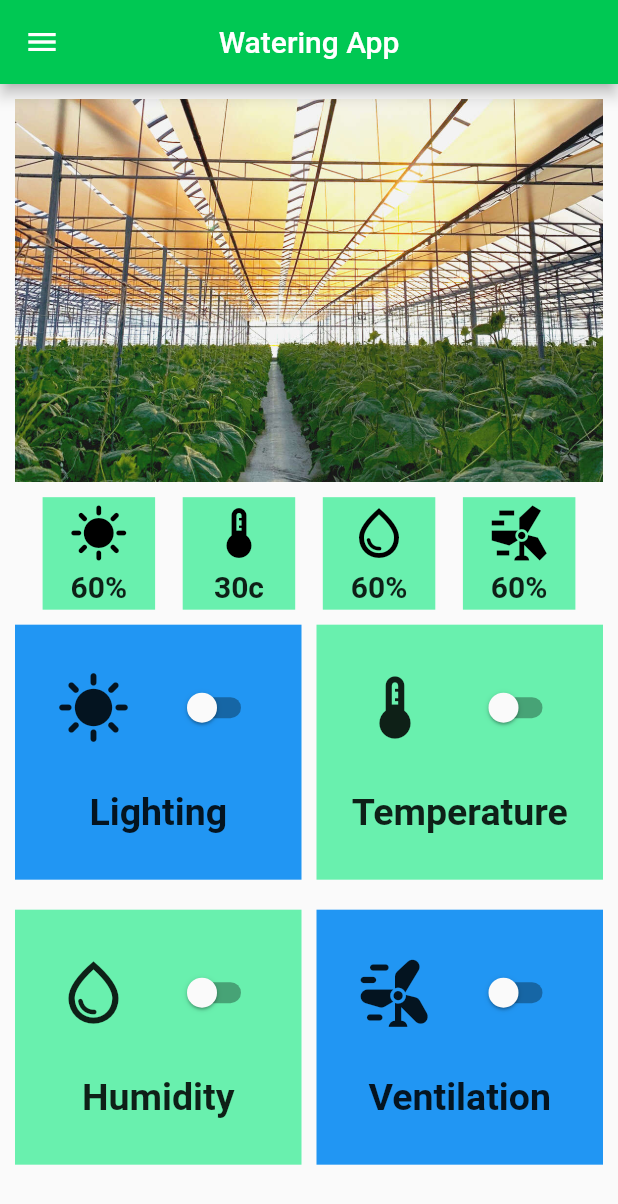
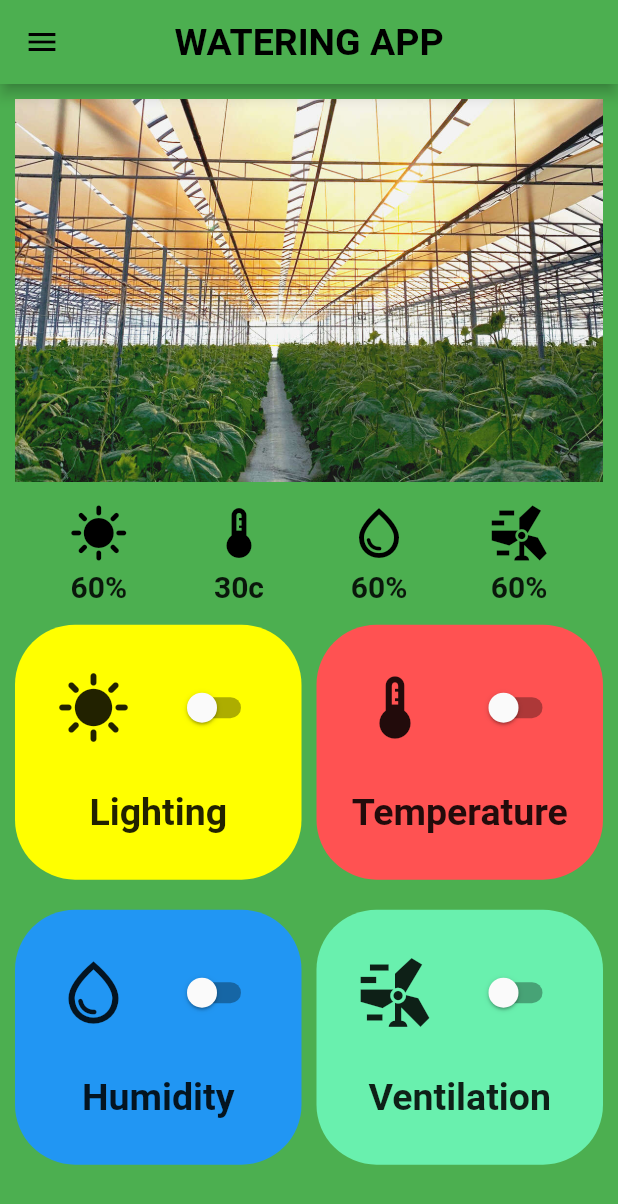
Before and after one commit to Chathuranga97lj/greenhouseApp-frontend, a Flutter app: the screen it shows after launch, on a phone screen of 412 x 824 dp. Shown: the top 1204 px of the screen. Run offline on Flutter 3.47's test engine with Material 2 defaults, Android fonts, the light colour scheme and no system bars.

Commit message:
seperate controller widgets

```diff
--- /dev/null
+++ b/lib/Components/Action_card.dart
@@ -0,0 +1,42 @@
+import 'package:flutter/material.dart';
+
+class Controller extends StatefulWidget {
+  // const Controller({Key? key}) : super(key: key);
+
+  IconData icon;
+  String data;
+
+  Controller({super.key, required this.icon, required this.data});
+
+  @override
+  State<Controller> createState() => _ControllerState();
+}
+
+class _ControllerState extends State<Controller> {
+  bool isSwitch = false;
+
+  @override
+  Widget build(BuildContext context) {
+    return Column(
+      mainAxisAlignment: MainAxisAlignment.spaceEvenly,
+      children: [
+        Row(
+          mainAxisAlignment: MainAxisAlignment.spaceEvenly,
+          children: [
+            Icon(widget.icon, size: 50,),
+            Switch(value: isSwitch,
+              onChanged: (value) {
+                setState(() {
+                  isSwitch = value;
+                });
+              },
+              activeTrackColor: Colors.lightGreenAccent,
+              activeColor: Colors.green,
+            ),
+          ],
+        ),
+        Text(widget.data, style: TextStyle(fontWeight: FontWeight.bold, fontSize: 25),)
+      ],
+    );
+  }
+}
--- a/lib/Components/Dash_card.dart
+++ b/lib/Components/Dash_card.dart
@@ -18,7 +18,7 @@ class _DashState extends State<Dash> {
     return Container(
       height: 75,
       width: 75,
-      color: Colors.greenAccent,
+      color: Colors.green,
       child: Column(
         mainAxisAlignment: MainAxisAlignment.spaceEvenly,
         children: [
@@ -27,7 +27,7 @@ class _DashState extends State<Dash> {
             color: Colors.black,
             size: 40,
           ),
-          Text(widget.data, style: TextStyle(fontWeight: FontWeight.bold, fontSize: 20),)
+          Text(widget.data, style: const TextStyle(fontWeight: FontWeight.bold, fontSize: 20),)
         ],
       ),
     );
--- a/lib/Home_view.dart
+++ b/lib/Home_view.dart
@@ -1,5 +1,6 @@
 import 'package:flutter/material.dart';
 
+import 'Components/Action_card.dart';
 import 'Components/Dash_card.dart';
 
 class Home extends StatefulWidget {
@@ -11,6 +12,7 @@ class Home extends StatefulWidget {
 
 class _HomeState extends State<Home> {
   final bool value = false;
+  bool isSwitch = false;
 
   get onChanged => null;
 
@@ -18,17 +20,19 @@ class _HomeState extends State<Home> {
   @override
   Widget build(BuildContext context) {
     return Scaffold(
+      backgroundColor: Colors.green,
       appBar: AppBar(
-        title: const Text('Watering App'),
+        title: const Text('WATERING APP'),
         centerTitle: true,
-        backgroundColor: Colors.greenAccent.shade700,
+        backgroundColor: Colors.green.shade500,
+        titleTextStyle: const TextStyle(color: Colors.black, fontWeight: FontWeight.bold, fontSize: 25),
         leading: const Icon(
-            Icons.menu), // left side component >> items, right side >> actions
+            Icons.menu, color: Colors.black,), // left side component >> items, right side >> actions
       ),
       body: Column(
         children: [
           Padding(
-              padding: EdgeInsets.all(10.0),
+              padding: const EdgeInsets.all(10.0),
               child: Image.asset('assets/images/house.jpg')
           ),
           Padding(
@@ -57,52 +61,24 @@ class _HomeState extends State<Home> {
                     Expanded(
                       child: Container(
                         height: 170,
-                        color: Colors.blue,
-                        child: Column(
-                          mainAxisAlignment: MainAxisAlignment.spaceEvenly,
-                          children: [
-                            Row(
-                              mainAxisAlignment: MainAxisAlignment.spaceEvenly,
-                              children: <Widget>[
-                                const Icon(Icons.sunny, size: 50,),
-                                Switch(value: value,
-                                    onChanged: (bool value) {
-                                      setState(() {
-                                        value = value;
-                                      });
-                                    }
-                                ),
-                              ],
-                            ),
-                            const Text("Lighting", style: TextStyle(fontWeight: FontWeight.bold, fontSize: 25),)
-                          ],
+                        // color: Colors.yellowAccent.shade100,
+                        decoration: const BoxDecoration(
+                          borderRadius: BorderRadius.all(Radius.circular(40.0)),
+                          color: Colors.yellowAccent,
                         ),
+                        child: Controller(icon: Icons.sunny, data: 'Lighting'),
                       ),
                     ),
                     const SizedBox(width: 10,),
                     Expanded(
                         child: Container(
                           height: 170,
-                          color: Colors.greenAccent,
-                          child: Column(
-                            mainAxisAlignment: MainAxisAlignment.spaceEvenly,
-                            children: [
-                              Row(
-                                mainAxisAlignment: MainAxisAlignment.spaceEvenly,
-                                children: <Widget>[
-                                  const Icon(Icons.thermostat, size: 50,),
-                                  Switch(value: value,
-                                      onChanged: (bool value) {
-                                        setState(() {
-                                          value = value;
-                                        });
-                                      }
-                                  ),
-                                ],
-                              ),
-                              const Text("Temperature", style: TextStyle(fontWeight: FontWeight.bold, fontSize: 25),)
-                            ],
+                          //color: Colors.redAccent.shade100,
+                          decoration: const BoxDecoration(
+                            borderRadius: BorderRadius.all(Radius.circular(40.0)),
+                            color: Colors.redAccent,
                           ),
+                          child: Controller(icon: Icons.thermostat, data: 'Temperature'),
                         )
                     )
                   ],
@@ -120,52 +96,24 @@ class _HomeState extends State<Home> {
                     Expanded(
                       child: Container(
                         height: 170,
-                        color: Colors.greenAccent,
-                        child: Column(
-                          mainAxisAlignment: MainAxisAlignment.spaceEvenly,
-                          children: [
-                            Row(
-                              mainAxisAlignment: MainAxisAlignment.spaceEvenly,
-                              children: <Widget>[
-                                const Icon(Icons.water_drop_outlined, size: 50,),
-                                Switch(value: value,
-                                    onChanged: (bool value) {
-                                      setState(() {
-                                        value = value;
-                                      });
-                                    }
-                                ),
-                              ],
-                            ),
-                            const Text("Humidity", style: TextStyle(fontWeight: FontWeight.bold, fontSize: 25),)
-                          ],
+                        //color: Colors.blue,
+                        decoration: const BoxDecoration(
+                          borderRadius: BorderRadius.all(Radius.circular(40.0)),
+                          color: Colors.blue,
                         ),
+                        child: Controller(icon: Icons.water_drop_outlined, data: 'Humidity'),
                       ),
                     ),
                     const SizedBox(width: 10,),
                     Expanded(
                         child: Container(
                           height: 170,
-                          color: Colors.blue,
-                          child: Column(
-                            mainAxisAlignment: MainAxisAlignment.spaceEvenly,
-                            children: [
-                              Row(
-                                mainAxisAlignment: MainAxisAlignment.spaceEvenly,
-                                children: <Widget>[
-                                  const Icon(Icons.wind_power_rounded, size: 50,),
-                                  Switch(value: value,
-                                      onChanged: (bool value) {
-                                        setState(() {
-                                          value = value;
-                                        });
-                                      }
-                                  ),
-                                ],
-                              ),
-                              const Text("Ventilation", style: TextStyle(fontWeight: FontWeight.bold, fontSize: 25),)
-                            ],
+                          //color: Colors.greenAccent,
+                          decoration: const BoxDecoration(
+                            borderRadius: BorderRadius.all(Radius.circular(40.0)),
+                            color: Colors.greenAccent,
                           ),
+                          child: Controller(icon: Icons.wind_power_sharp, data: 'Ventilation'),
                         )
                     )
                   ],
```
